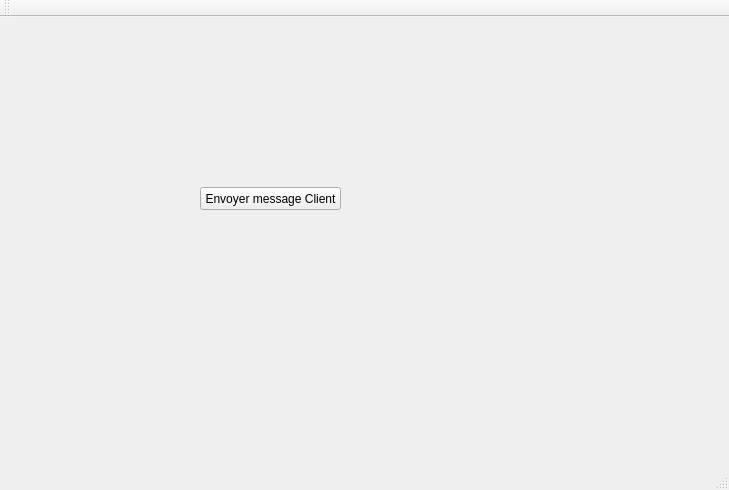
Above: Serveur Websocket-TCP/TCP-Websocket-Server/TCPWebsocketServer.ui from QuentinPOL/ProjetJSQTC-- before the change. Below: the same form after it.
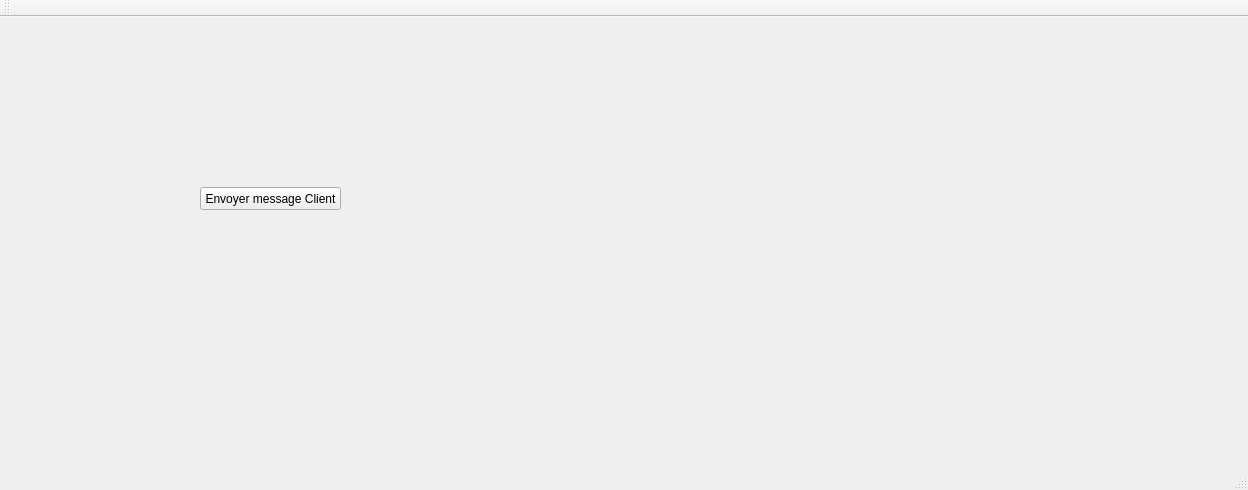
That is the form after the change.

What changed in the file:
```diff
--- a/Serveur Websocket-TCP/TCP-Websocket-Server/TCPWebsocketServer.ui
+++ b/Serveur Websocket-TCP/TCP-Websocket-Server/TCPWebsocketServer.ui
@@ -6,7 +6,7 @@
    <rect>
     <x>0</x>
     <y>0</y>
-    <width>729</width>
+    <width>1248</width>
     <height>490</height>
    </rect>
   </property>
@@ -17,8 +17,8 @@
    <widget class="QLabel" name="label_status">
     <property name="geometry">
      <rect>
-      <x>110</x>
-      <y>10</y>
+      <x>290</x>
+      <y>60</y>
       <width>591</width>
       <height>51</height>
      </rect>
@@ -30,9 +30,9 @@
    <widget class="QLabel" name="label_message">
     <property name="geometry">
      <rect>
-      <x>10</x>
-      <y>210</y>
-      <width>691</width>
+      <x>20</x>
+      <y>240</y>
+      <width>1201</width>
       <height>71</height>
      </rect>
     </property>
```
Left out of the diff: 2 changed lines with no effect on the pictures.
